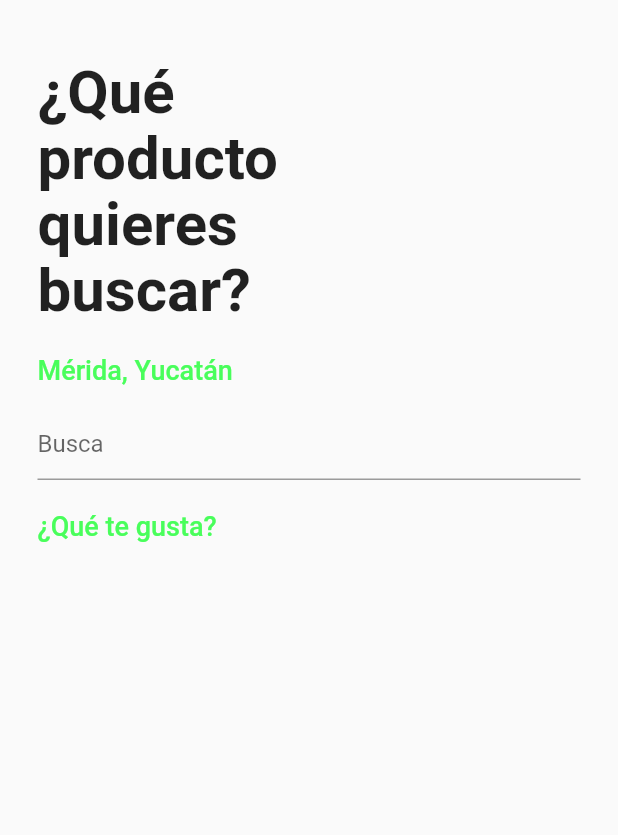
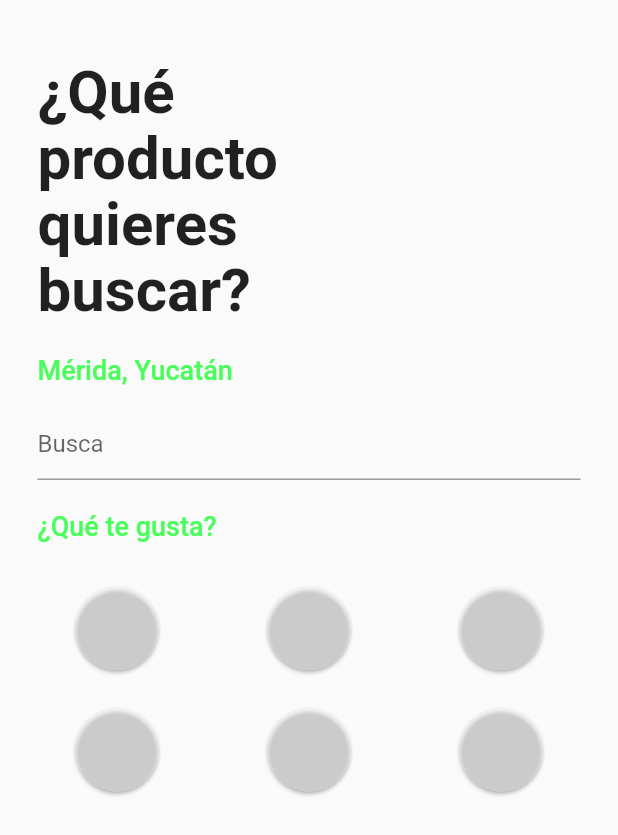
Before and after one commit to EyderACM/Frugalist, a Flutter app: the screen it shows after launch, on a phone screen of 412 x 824 dp. Shown: the top 835 px of the screen. Run offline on Flutter 3.47's test engine with Material 2 defaults, Android fonts, the phone set to English and light mode, and no system bars.

Commit message:
Add buttons

```diff
--- a/frugalist_development/lib/home_page.dart
+++ b/frugalist_development/lib/home_page.dart
@@ -71,7 +71,61 @@ class HomePage extends StatelessWidget {
                           ),
                         ),
 
+                    SizedBox(
+                      height: 30,
+                    ),
 
+                    Container(
+                      width: 100,
+                      padding: EdgeInsets.only(left: 25, right: 25),
+                      child: Column(
+                        children: <Widget>[
+                          Row(
+                            mainAxisAlignment: MainAxisAlignment.spaceBetween,
+                            children: <Widget>[
+                              FloatingActionButton(
+                                backgroundColor: Colors.white30,
+                                elevation: 1,
+
+                              ),
+                              FloatingActionButton(
+                                backgroundColor: Colors.white30,
+                                elevation: 1,
+
+                              ),
+                              FloatingActionButton(
+                                backgroundColor: Colors.white30,
+                                elevation: 1,
+
+                              ),
+                            ],
+                          ),
+                          SizedBox(
+                            height: 25,
+                          ),
+                          Row(
+                            mainAxisAlignment: MainAxisAlignment.spaceBetween,
+                            children: <Widget>[
+                              FloatingActionButton(
+                                backgroundColor: Colors.white30,
+                                elevation: 1,
+
+                              ),
+                              FloatingActionButton(
+                                backgroundColor: Colors.white30,
+                                elevation: 1,
+
+                              ),
+                              FloatingActionButton(
+                                backgroundColor: Colors.white30,
+                                elevation: 1,
+
+                              ),
+                            ],
+                          ),
+                        ],
+                      ),
+                    )
                   ],
             ),
         ),
```
